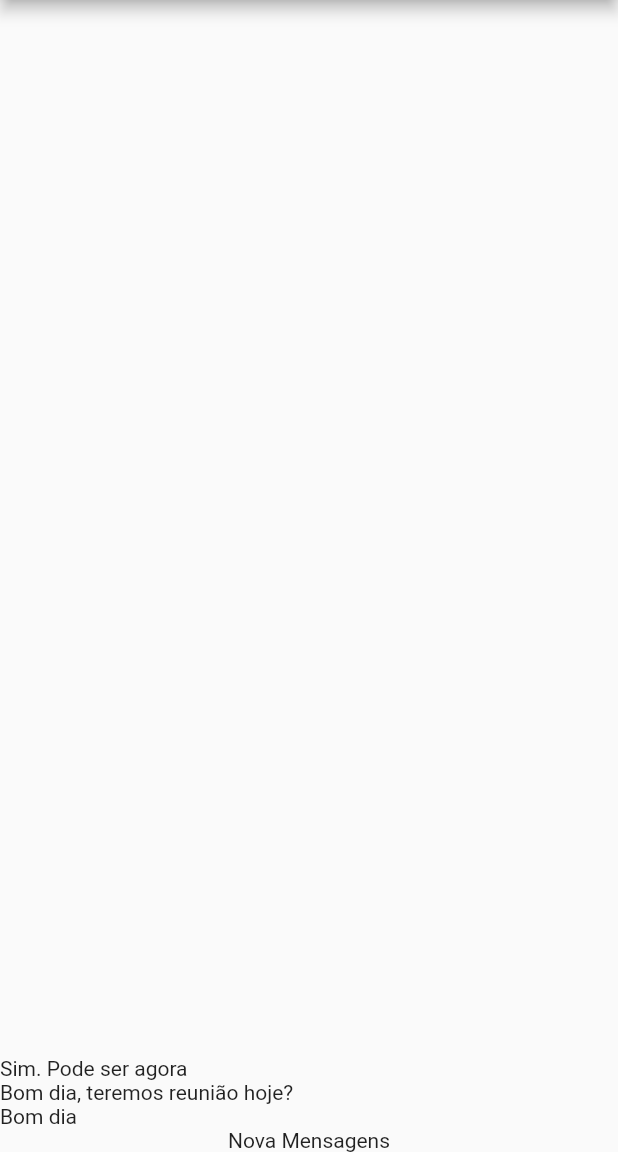
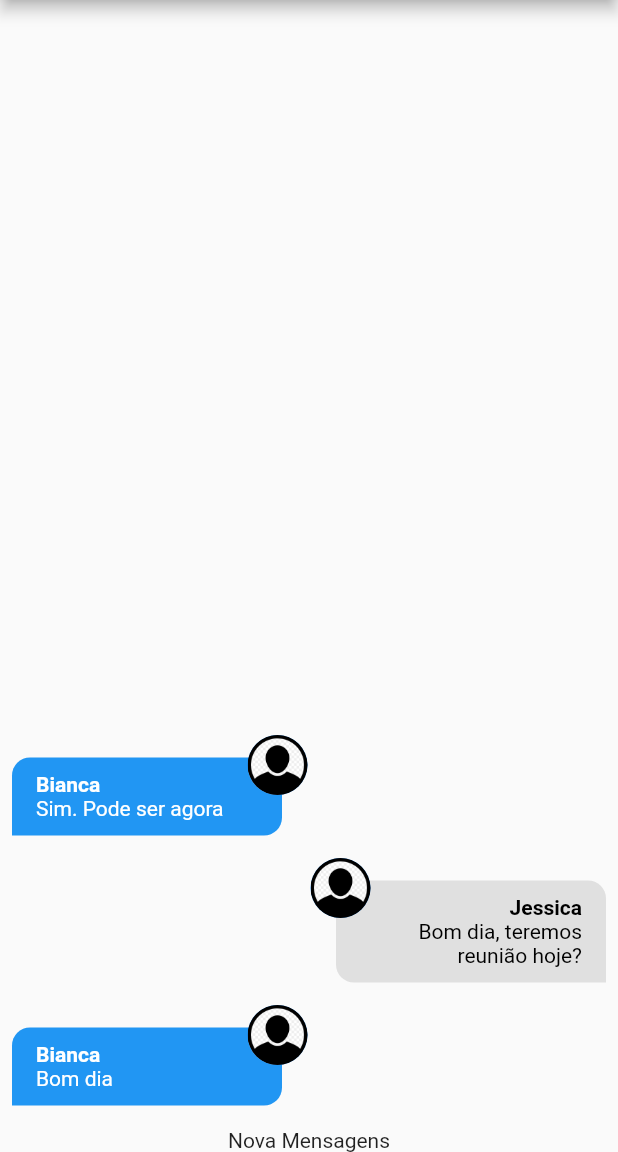
Before and after one commit to viniciusdds/chat, a Flutter app: the screen it shows after launch, on a phone screen of 412 x 824 dp, the part 84-1236 px from its top. Run offline on Flutter 3.47's test engine with Material 2 defaults, Android fonts, the phone set to English and light mode, and no system bars; our stand-ins replace image_picker; accounts and stored records are empty.

Commit message:
aula 391

```diff
--- /dev/null
+++ b/lib/components/message_bubble.dart
@@ -0,0 +1,107 @@
+import 'dart:io';
+
+import 'package:chat/core/models/chat_message.dart';
+import 'package:flutter/material.dart';
+
+class MessageBubble extends StatelessWidget {
+  static const _defaultImage = 'assets/images/avatar.png';
+  final ChatMessage message;
+  final bool belongsToCurrentUser;
+
+  const MessageBubble({
+      Key key,
+      @required this.message,
+      @required this.belongsToCurrentUser,
+  }) : super(key: key);
+
+  Widget _showUserImage(String imageURL){
+    ImageProvider provider;
+    final uri = Uri.parse(imageURL);
+
+    if(uri.path.contains(_defaultImage)){
+      provider = AssetImage(_defaultImage);
+    }else if(uri.scheme.contains('http')){
+      provider = NetworkImage(uri.toString());
+    }else{
+      provider = FileImage(File(uri.toString()));
+    }
+
+    return CircleAvatar(
+      backgroundImage: provider,
+    );
+  }
+
+  @override
+  Widget build(BuildContext context) {
+    return Stack(
+      children: [
+        Row(
+          mainAxisAlignment: belongsToCurrentUser
+              ? MainAxisAlignment.end
+              : MainAxisAlignment.start,
+          children: [
+            Container(
+                decoration: BoxDecoration(
+                  color: belongsToCurrentUser
+                      ? Colors.grey.shade300
+                      : Theme.of(context).accentColor,
+                  borderRadius: BorderRadius.only(
+                    topLeft:  Radius.circular(12),
+                    topRight:  Radius.circular(12),
+                    bottomLeft: belongsToCurrentUser
+                        ? Radius.circular(12)
+                        : Radius.circular(0),
+                    bottomRight: belongsToCurrentUser
+                        ? Radius.circular(0)
+                        : Radius.circular(12),
+                  ),
+                ),
+                width: 180,
+                padding: const EdgeInsets.symmetric(
+                    vertical: 10,
+                    horizontal: 16
+                ),
+                margin: const EdgeInsets.symmetric(
+                    vertical: 15,
+                    horizontal: 8
+                ),
+                child: Column(
+                  crossAxisAlignment: belongsToCurrentUser
+                     ? CrossAxisAlignment.end
+                     : CrossAxisAlignment.start,
+                  children: [
+                    Text(
+                      message.userName,
+                      style: TextStyle(
+                          color: belongsToCurrentUser
+                              ? Colors.black
+                              : Colors.white,
+                          fontWeight: FontWeight.bold
+                      ),
+                    ),
+                    Text(
+                      message.text,
+                      textAlign: belongsToCurrentUser ? TextAlign.right : TextAlign.left,
+                      style: TextStyle(
+                        color: belongsToCurrentUser
+                            ? Colors.black
+                            : Colors.white,
+                      ),
+                    ),
+                  ]
+                )
+            ),
+          ],
+        ),
+        Positioned(
+          top: 0,
+          left: belongsToCurrentUser
+              ? null : 165,
+          right: belongsToCurrentUser
+              ? 165 : null,
+          child: _showUserImage(message.userImageURL),
+        ),
+      ],
+    );
+  }
+}
--- a/lib/components/messages.dart
+++ b/lib/components/messages.dart
@@ -1,14 +1,18 @@
+import 'package:chat/components/message_bubble.dart';
 import 'package:chat/core/models/chat_message.dart';
+import 'package:chat/core/services/auth/auth_service.dart';
 import 'package:chat/core/services/chat/chat_service.dart';
 import 'package:flutter/material.dart';
 
 class Messages extends StatelessWidget {
   @override
   Widget build(BuildContext context) {
+
+    final currentUser = AuthService().currentUser;
+
     return StreamBuilder<List<ChatMessage>>(
       stream: ChatService().messagesStream(),
       builder: (ctx, snapshot){
-        print(snapshot.hasData);
         if(snapshot.connectionState == ConnectionState.waiting){
           return Center(
             child: CircularProgressIndicator(),
@@ -22,7 +26,10 @@ class Messages extends StatelessWidget {
            return ListView.builder(
              reverse: true,
              itemCount: msgs.length,
-             itemBuilder: (ctx, index) => Text(msgs[index].text),
+             itemBuilder: (ctx, index) => MessageBubble(
+               key: ValueKey(msgs[index].id),
+               message: msgs[index],
+               belongsToCurrentUser: currentUser.id == msgs[index].userId),
            );
         }
       },
--- a/lib/core/services/auth/auth_mock_service.dart
+++ b/lib/core/services/auth/auth_mock_service.dart
@@ -7,9 +7,9 @@ import 'package:chat/core/services/auth/auth_service.dart';
 
 class AuthMockService implements AuthService{
   static final _defaultUser = ChatUser(
-      id: '1',
-      name: 'Teste',
-      email: 'teste@cod3r.com.br',
+      id: '456',
+      name: 'Jessica',
+      email: 'jessica@cod3r.com.br',
       imageURL: 'assets/images/avatar.png'
   );
 
```
